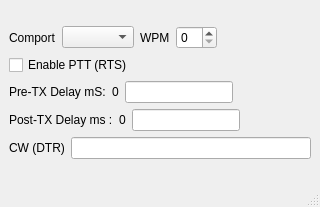
Above: mqt/MqtPcCwKeyer/pccwkeyermainwindow.ui from Rsclub22/Minos2-Mirror before the change. Below: the same form after it.
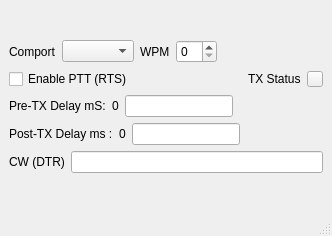
That is the form after the change.

Commit message: add txstatus indicator to pccwkeyer server

Patch:
```diff
--- a/mqt/MqtPcCwKeyer/pccwkeyermainwindow.ui
+++ b/mqt/MqtPcCwKeyer/pccwkeyermainwindow.ui
@@ -6,8 +6,8 @@
    <rect>
     <x>0</x>
     <y>0</y>
-    <width>320</width>
-    <height>207</height>
+    <width>332</width>
+    <height>236</height>
    </rect>
   </property>
   <property name="windowTitle">
@@ -59,7 +59,7 @@
        </layout>
       </item>
       <item>
-       <layout class="QVBoxLayout" name="verticalLayout_2">
+       <layout class="QHBoxLayout" name="horizontalLayout_7">
         <item>
          <widget class="QCheckBox" name="enablePTTCheckbox">
           <property name="text">
@@ -68,6 +68,56 @@
          </widget>
         </item>
         <item>
+         <spacer name="horizontalSpacer_4">
+          <property name="orientation">
+           <enum>Qt::Horizontal</enum>
+          </property>
+          <property name="sizeHint" stdset="0">
+           <size>
+            <width>40</width>
+            <height>20</height>
+           </size>
+          </property>
+         </spacer>
+        </item>
+        <item>
+         <layout class="QHBoxLayout" name="horizontalLayout_6">
+          <item>
+           <widget class="QLabel" name="txStatusIndicatorLabel">
+            <property name="text">
+             <string>TX Status</string>
+            </property>
+           </widget>
+          </item>
+          <item>
+           <widget class="QPushButton" name="txStatusIndicator">
+            <property name="sizePolicy">
+             <sizepolicy hsizetype="Fixed" vsizetype="Fixed">
+              <horstretch>0</horstretch>
+              <verstretch>0</verstretch>
+             </sizepolicy>
+            </property>
+            <property name="maximumSize">
+             <size>
+              <width>16</width>
+              <height>16</height>
+             </size>
+            </property>
+            <property name="focusPolicy">
+             <enum>Qt::NoFocus</enum>
+            </property>
+            <property name="text">
+             <string/>
+            </property>
+           </widget>
+          </item>
+         </layout>
+        </item>
+       </layout>
+      </item>
+      <item>
+       <layout class="QVBoxLayout" name="verticalLayout_2">
+        <item>
          <layout class="QHBoxLayout" name="horizontalLayout_5">
           <item>
            <widget class="QLabel" name="preTxDelayTitleLabel">
```
Left out of the diff: 2 changed lines with no effect on the pictures. The commit also changes 2 other files.
